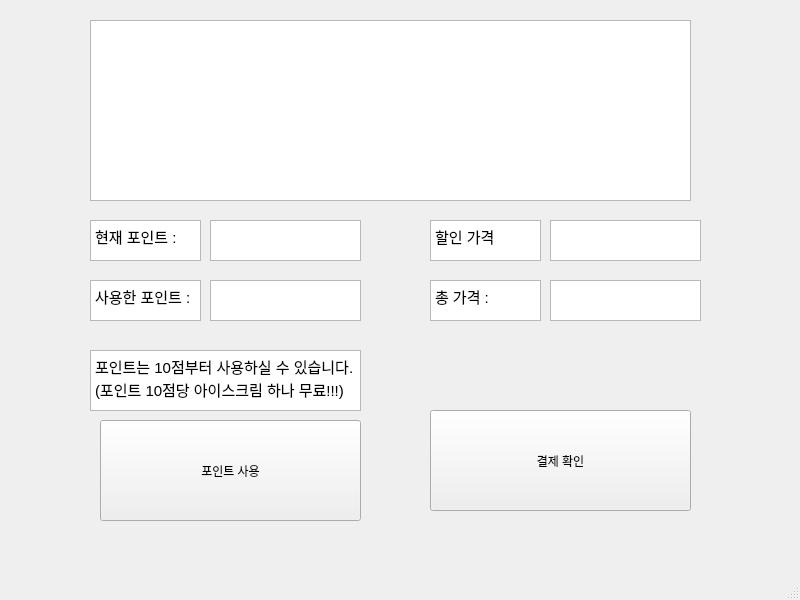
First picture: the form in ui/purchase.ui, repository pJunghan/RobotArm, before the edit.
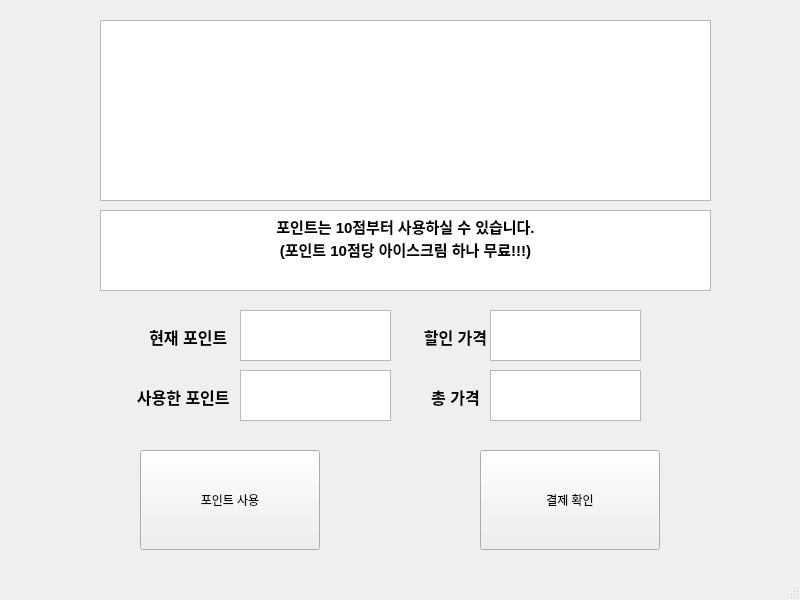
Second picture: the form after the edit.

What changed in the file:
```diff
--- a/ui/purchase.ui
+++ b/ui/purchase.ui
@@ -17,9 +17,9 @@
    <widget class="QListView" name="PurchaseList">
     <property name="geometry">
      <rect>
-      <x>90</x>
+      <x>100</x>
       <y>20</y>
-      <width>601</width>
+      <width>611</width>
       <height>181</height>
      </rect>
     </property>
@@ -27,37 +27,40 @@
    <widget class="QTextBrowser" name="textBrowser_2">
     <property name="geometry">
      <rect>
-      <x>430</x>
-      <y>280</y>
+      <x>400</x>
+      <y>380</y>
       <width>111</width>
       <height>41</height>
      </rect>
     </property>
+    <property name="styleSheet">
+     <string notr="true">background-color: transparent;</string>
+    </property>
     <property name="html">
      <string>&lt;!DOCTYPE HTML PUBLIC &quot;-//W3C//DTD HTML 4.0//EN&quot; &quot;http://www.w3.org/TR/REC-html40/strict.dtd&quot;&gt;
 &lt;html&gt;&lt;head&gt;&lt;meta name=&quot;qrichtext&quot; content=&quot;1&quot; /&gt;&lt;style type=&quot;text/css&quot;&gt;
 p, li { white-space: pre-wrap; }
 &lt;/style&gt;&lt;/head&gt;&lt;body style=&quot; font-family:'Ubuntu'; font-size:11pt; font-weight:400; font-style:normal;&quot;&gt;
-&lt;p style=&quot; margin-top:0px; margin-bottom:0px; margin-left:0px; margin-right:0px; -qt-block-indent:0; text-indent:0px;&quot;&gt;총 가격 : &lt;/p&gt;&lt;/body&gt;&lt;/html&gt;</string>
+&lt;p align=&quot;center&quot; style=&quot; margin-top:0px; margin-bottom:0px; margin-left:0px; margin-right:0px; -qt-block-indent:0; text-indent:0px;&quot;&gt;&lt;span style=&quot; font-size:12pt; font-weight:600;&quot;&gt;총 가격&lt;/span&gt;&lt;/p&gt;&lt;/body&gt;&lt;/html&gt;</string>
     </property>
    </widget>
    <widget class="QTextBrowser" name="TotalPrice">
     <property name="geometry">
      <rect>
-      <x>550</x>
-      <y>280</y>
+      <x>490</x>
+      <y>370</y>
       <width>151</width>
-      <height>41</height>
+      <height>51</height>
      </rect>
     </property>
    </widget>
    <widget class="QPushButton" name="UsePointBtn">
     <property name="geometry">
      <rect>
-      <x>100</x>
-      <y>420</y>
-      <width>261</width>
-      <height>101</height>
+      <x>140</x>
+      <y>450</y>
+      <width>180</width>
+      <height>100</height>
      </rect>
     </property>
     <property name="text">
@@ -67,10 +70,10 @@
    <widget class="QTextBrowser" name="textBrowser_4">
     <property name="geometry">
      <rect>
-      <x>90</x>
-      <y>350</y>
-      <width>271</width>
-      <height>61</height>
+      <x>100</x>
+      <y>210</y>
+      <width>611</width>
+      <height>81</height>
      </rect>
     </property>
     <property name="html">
@@ -78,44 +81,47 @@
 &lt;html&gt;&lt;head&gt;&lt;meta name=&quot;qrichtext&quot; content=&quot;1&quot; /&gt;&lt;style type=&quot;text/css&quot;&gt;
 p, li { white-space: pre-wrap; }
 &lt;/style&gt;&lt;/head&gt;&lt;body style=&quot; font-family:'Ubuntu'; font-size:11pt; font-weight:400; font-style:normal;&quot;&gt;
-&lt;p style=&quot; margin-top:0px; margin-bottom:0px; margin-left:0px; margin-right:0px; -qt-block-indent:0; text-indent:0px;&quot;&gt;포인트는 10점부터 사용하실 수 있습니다.&lt;/p&gt;
-&lt;p style=&quot; margin-top:0px; margin-bottom:0px; margin-left:0px; margin-right:0px; -qt-block-indent:0; text-indent:0px;&quot;&gt;(포인트 10점당 아이스크림 하나 무료!!!)&lt;/p&gt;&lt;/body&gt;&lt;/html&gt;</string>
+&lt;p align=&quot;center&quot; style=&quot; margin-top:0px; margin-bottom:0px; margin-left:0px; margin-right:0px; -qt-block-indent:0; text-indent:0px;&quot;&gt;&lt;span style=&quot; font-weight:600;&quot;&gt;포인트는 10점부터 사용하실 수 있습니다.&lt;/span&gt;&lt;/p&gt;
+&lt;p align=&quot;center&quot; style=&quot; margin-top:0px; margin-bottom:0px; margin-left:0px; margin-right:0px; -qt-block-indent:0; text-indent:0px;&quot;&gt;&lt;span style=&quot; font-weight:600;&quot;&gt;(포인트 10점당 아이스크림 하나 무료!!!)&lt;/span&gt;&lt;/p&gt;&lt;/body&gt;&lt;/html&gt;</string>
     </property>
    </widget>
    <widget class="QTextBrowser" name="textBrowser_5">
     <property name="geometry">
      <rect>
-      <x>90</x>
-      <y>220</y>
-      <width>111</width>
+      <x>140</x>
+      <y>320</y>
+      <width>101</width>
       <height>41</height>
      </rect>
     </property>
+    <property name="styleSheet">
+     <string notr="true">background-color: transparent;</string>
+    </property>
     <property name="html">
      <string>&lt;!DOCTYPE HTML PUBLIC &quot;-//W3C//DTD HTML 4.0//EN&quot; &quot;http://www.w3.org/TR/REC-html40/strict.dtd&quot;&gt;
 &lt;html&gt;&lt;head&gt;&lt;meta name=&quot;qrichtext&quot; content=&quot;1&quot; /&gt;&lt;style type=&quot;text/css&quot;&gt;
 p, li { white-space: pre-wrap; }
 &lt;/style&gt;&lt;/head&gt;&lt;body style=&quot; font-family:'Ubuntu'; font-size:11pt; font-weight:400; font-style:normal;&quot;&gt;
-&lt;p style=&quot; margin-top:0px; margin-bottom:0px; margin-left:0px; margin-right:0px; -qt-block-indent:0; text-indent:0px;&quot;&gt;현재 포인트 :&lt;/p&gt;&lt;/body&gt;&lt;/html&gt;</string>
+&lt;p align=&quot;center&quot; style=&quot; margin-top:0px; margin-bottom:0px; margin-left:0px; margin-right:0px; -qt-block-indent:0; text-indent:0px;&quot;&gt;&lt;span style=&quot; font-size:12pt; font-weight:600;&quot;&gt;현재 포인트 &lt;/span&gt;&lt;/p&gt;&lt;/body&gt;&lt;/html&gt;</string>
     </property>
    </widget>
    <widget class="QTextBrowser" name="CurrentPoint">
     <property name="geometry">
      <rect>
-      <x>210</x>
-      <y>220</y>
+      <x>240</x>
+      <y>310</y>
       <width>151</width>
-      <height>41</height>
+      <height>51</height>
      </rect>
     </property>
    </widget>
    <widget class="QPushButton" name="PurchaseBtn">
     <property name="geometry">
      <rect>
-      <x>430</x>
-      <y>410</y>
-      <width>261</width>
-      <height>101</height>
+      <x>480</x>
+      <y>450</y>
+      <width>180</width>
+      <height>100</height>
      </rect>
     </property>
     <property name="text">
@@ -125,54 +131,60 @@
    <widget class="QTextBrowser" name="textBrowser">
     <property name="geometry">
      <rect>
-      <x>90</x>
-      <y>280</y>
+      <x>130</x>
+      <y>380</y>
       <width>111</width>
       <height>41</height>
      </rect>
     </property>
+    <property name="styleSheet">
+     <string notr="true">background-color: transparent;</string>
+    </property>
     <property name="html">
      <string>&lt;!DOCTYPE HTML PUBLIC &quot;-//W3C//DTD HTML 4.0//EN&quot; &quot;http://www.w3.org/TR/REC-html40/strict.dtd&quot;&gt;
 &lt;html&gt;&lt;head&gt;&lt;meta name=&quot;qrichtext&quot; content=&quot;1&quot; /&gt;&lt;style type=&quot;text/css&quot;&gt;
 p, li { white-space: pre-wrap; }
 &lt;/style&gt;&lt;/head&gt;&lt;body style=&quot; font-family:'Ubuntu'; font-size:11pt; font-weight:400; font-style:normal;&quot;&gt;
-&lt;p style=&quot; margin-top:0px; margin-bottom:0px; margin-left:0px; margin-right:0px; -qt-block-indent:0; text-indent:0px;&quot;&gt;사용한 포인트 : &lt;/p&gt;&lt;/body&gt;&lt;/html&gt;</string>
+&lt;p align=&quot;center&quot; style=&quot; margin-top:0px; margin-bottom:0px; margin-left:0px; margin-right:0px; -qt-block-indent:0; text-indent:0px;&quot;&gt;&lt;span style=&quot; font-size:12pt; font-weight:600;&quot;&gt;사용한 포인트 &lt;/span&gt;&lt;/p&gt;&lt;/body&gt;&lt;/html&gt;</string>
     </property>
    </widget>
    <widget class="QTextBrowser" name="UsedPoint">
     <property name="geometry">
      <rect>
-      <x>210</x>
-      <y>280</y>
+      <x>240</x>
+      <y>370</y>
       <width>151</width>
-      <height>41</height>
+      <height>51</height>
      </rect>
     </property>
    </widget>
    <widget class="QTextBrowser" name="textBrowser_3">
     <property name="geometry">
      <rect>
-      <x>430</x>
-      <y>220</y>
+      <x>400</x>
+      <y>320</y>
       <width>111</width>
       <height>41</height>
      </rect>
     </property>
+    <property name="styleSheet">
+     <string notr="true">background-color: transparent;</string>
+    </property>
     <property name="html">
      <string>&lt;!DOCTYPE HTML PUBLIC &quot;-//W3C//DTD HTML 4.0//EN&quot; &quot;http://www.w3.org/TR/REC-html40/strict.dtd&quot;&gt;
 &lt;html&gt;&lt;head&gt;&lt;meta name=&quot;qrichtext&quot; content=&quot;1&quot; /&gt;&lt;style type=&quot;text/css&quot;&gt;
 p, li { white-space: pre-wrap; }
 &lt;/style&gt;&lt;/head&gt;&lt;body style=&quot; font-family:'Ubuntu'; font-size:11pt; font-weight:400; font-style:normal;&quot;&gt;
-&lt;p style=&quot; margin-top:0px; margin-bottom:0px; margin-left:0px; margin-right:0px; -qt-block-indent:0; text-indent:0px;&quot;&gt;할인 가격&lt;/p&gt;&lt;/body&gt;&lt;/html&gt;</string>
+&lt;p align=&quot;center&quot; style=&quot; margin-top:0px; margin-bottom:0px; margin-left:0px; margin-right:0px; -qt-block-indent:0; text-indent:0px;&quot;&gt;&lt;span style=&quot; font-size:12pt; font-weight:600;&quot;&gt;할인 가격&lt;/span&gt;&lt;/p&gt;&lt;/body&gt;&lt;/html&gt;</string>
     </property>
    </widget>
    <widget class="QTextBrowser" name="DiscountPrice">
     <property name="geometry">
      <rect>
-      <x>550</x>
-      <y>220</y>
+      <x>490</x>
+      <y>310</y>
       <width>151</width>
-      <height>41</height>
+      <height>51</height>
      </rect>
     </property>
    </widget>
```
Left out of the diff: 4 changed lines with no effect on the pictures.
